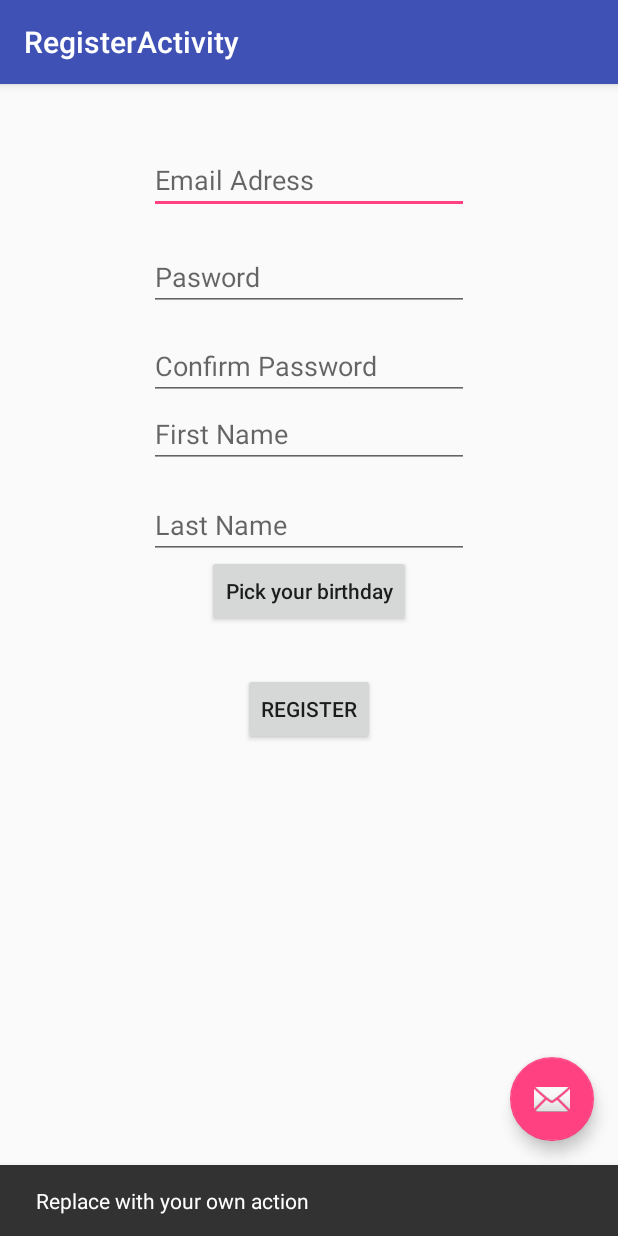
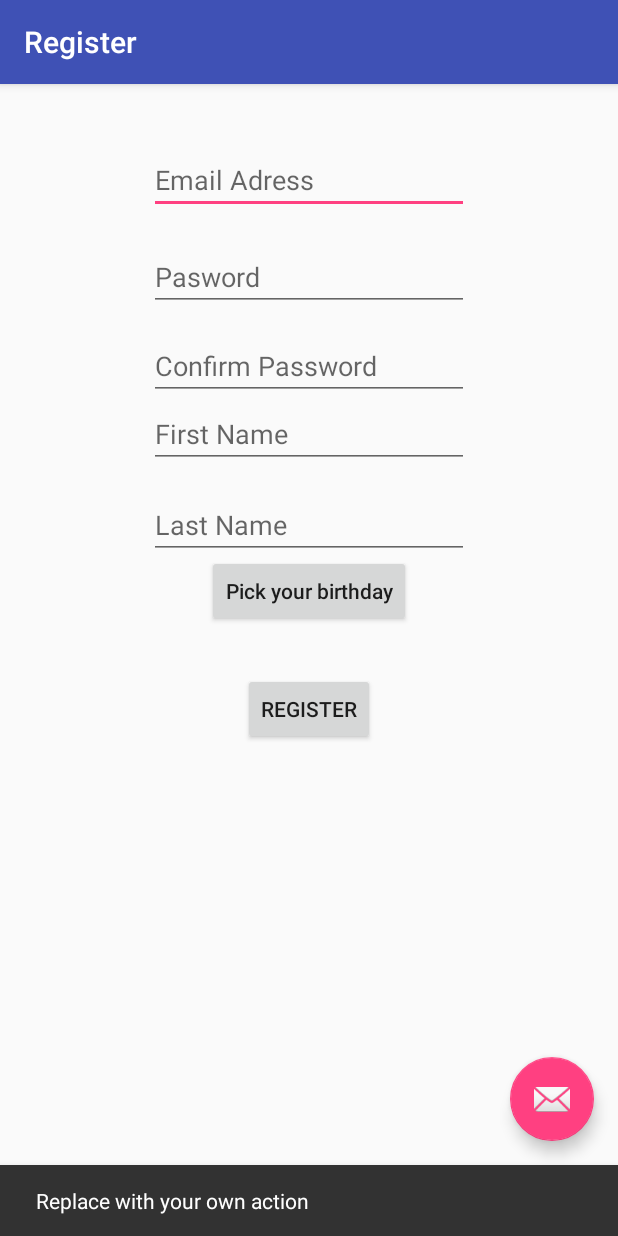
Before and after one commit to project-training-gp8/nouriture, an Android app: the RegisterActivity2 screen opened directly, with no data from a screen before it, after a tap on an icon or button, on a phone screen of 412 x 824 dp. Run offline under Robolectric (Android 15) with nearby library versions, the phone set to English and light mode, and no system bars.

Commit message:
Add another RegisterActivity to correct a bug i couldn't solve.

```diff
--- a/FoodHeaven/app/src/main/AndroidManifest.xml
+++ b/FoodHeaven/app/src/main/AndroidManifest.xml
@@ -24,12 +24,12 @@
         </activity>
         <activity android:name=".MainPage" />
         <activity
-            android:name=".RegisterActivity"
-            android:label="@string/title_activity_register"
+            android:name=".getBirthdayDate"
+            android:label="@string/title_activity_date_picker"
             android:theme="@style/AppTheme.NoActionBar" />
         <activity
-            android:name=".DatePicker"
-            android:label="@string/title_activity_date_picker"
+            android:name=".RegisterActivity2"
+            android:label="@string/title_activity_register2"
             android:theme="@style/AppTheme.NoActionBar"></activity>
     </application>
 
--- a/FoodHeaven/app/src/main/java/com/example/tchaokko/foodheaven/DatePickerFragment.java
+++ b/FoodHeaven/app/src/main/java/com/example/tchaokko/foodheaven/DatePickerFragment.java
@@ -35,6 +35,6 @@ public class DatePickerFragment extends DialogFragment implements DatePickerDial
         TextView tv1= (TextView) getActivity().findViewById(R.id.DateView);
         String[] MONTHS = {"Jan", "Feb", "Mar", "Apr", "May", "Jun", "Jul", "Aug", "Sep", "Oct", "Nov", "Dec"};
         tv1.setText("Year: "+ date.getYear()+" Month: "+ MONTHS[date.getMonth()]+" Day: "+ date.getDayOfMonth());
-        ((RegisterActivity)getActivity()).fillDateBirthday(date);
+        ((RegisterActivity2)getActivity()).fillDateBirthday(date);
     }
 }
--- a/FoodHeaven/app/src/main/java/com/example/tchaokko/foodheaven/LoginActivity.java
+++ b/FoodHeaven/app/src/main/java/com/example/tchaokko/foodheaven/LoginActivity.java
@@ -203,7 +203,7 @@ public class LoginActivity extends AppCompatActivity implements LoaderCallbacks<
     }
 
     public void launchRegister(View view) {
-        Intent myIntent = new Intent(LoginActivity.this, RegisterActivity.class);
+        Intent myIntent = new Intent(LoginActivity.this, RegisterActivity2.class);
         LoginActivity.this.startActivity(myIntent);
     }
 
--- a/FoodHeaven/app/src/main/java/com/example/tchaokko/foodheaven/RegisterActivity.java
+++ b/FoodHeaven/app/src/main/java/com/example/tchaokko/foodheaven/RegisterActivity2.java
@@ -10,25 +10,15 @@ import android.view.View;
 import android.widget.DatePicker;
 import android.widget.EditText;
 
-import java.util.Calendar;
-import java.util.Date;
+public class RegisterActivity2 extends AppCompatActivity {
 
-public class RegisterActivity extends AppCompatActivity {
-
-    EditText email = (EditText)findViewById(R.id.Email);
-    EditText password = (EditText)findViewById(R.id.Password);
-    EditText confirmPassword = (EditText)findViewById(R.id.confirmPassworrd);
-    EditText firstName = (EditText)findViewById(R.id.FistName);
-    EditText lastName = (EditText)findViewById(R.id.LastName);
     int year;
     int month;
     int day;
-
     @Override
     protected void onCreate(Bundle savedInstanceState) {
-
         super.onCreate(savedInstanceState);
-        setContentView(R.layout.activity_register);
+        setContentView(R.layout.activity_register2);
         Toolbar toolbar = (Toolbar) findViewById(R.id.toolbar);
         setSupportActionBar(toolbar);
 
@@ -38,9 +28,16 @@ public class RegisterActivity extends AppCompatActivity {
             public void onClick(View view) {
                 Snackbar.make(view, "Replace with your own action", Snackbar.LENGTH_LONG)
                         .setAction("Action", null).show();
+        EditText email = (EditText)findViewById(R.id.Email);
+        EditText password = (EditText)findViewById(R.id.Password);
+        EditText confirmPassword = (EditText)findViewById(R.id.confirmPassworrd);
+        EditText firstName = (EditText)findViewById(R.id.FistName);
+        EditText lastName = (EditText)findViewById(R.id.LastName);
+        int year;
+        int month;
+        int day;
             }
         });
-
     }
 
     public void fillDateBirthday(DatePicker date){
@@ -57,5 +54,4 @@ public class RegisterActivity extends AppCompatActivity {
     public void launchRegistration(View v) {
 
     }
-
 }
--- /dev/null
+++ b/FoodHeaven/app/src/main/java/com/example/tchaokko/foodheaven/httpConnexionManager.java
@@ -0,0 +1,8 @@
+package com.example.tchaokko.foodheaven;
+
+/**
+ * Created by Tchaokko on 04/01/2017.
+ */
+
+public class httpConnexionManager {
+}
--- a/FoodHeaven/app/src/main/res/layout/activity_register.xml
+++ b/FoodHeaven/app/src/main/res/layout/activity_register2.xml
@@ -5,7 +5,7 @@
     android:layout_width="match_parent"
     android:layout_height="match_parent"
     android:fitsSystemWindows="true"
-    tools:context="com.example.tchaokko.foodheaven.RegisterActivity">
+    tools:context="com.example.tchaokko.foodheaven.RegisterActivity2">
 
     <android.support.design.widget.AppBarLayout
         android:layout_width="match_parent"
@@ -21,7 +21,7 @@
 
     </android.support.design.widget.AppBarLayout>
 
-    <include layout="@layout/content_register" />
+    <include layout="@layout/content_register2" />
 
     <android.support.design.widget.FloatingActionButton
         android:id="@+id/fab"
--- a/FoodHeaven/app/src/main/res/layout/content_register.xml
+++ b/FoodHeaven/app/src/main/res/layout/content_register2.xml
@@ -2,7 +2,7 @@
 <RelativeLayout xmlns:android="http://schemas.android.com/apk/res/android"
     xmlns:app="http://schemas.android.com/apk/res-auto"
     xmlns:tools="http://schemas.android.com/tools"
-    android:id="@+id/content_register"
+    android:id="@+id/content_register2"
     android:layout_width="match_parent"
     android:layout_height="match_parent"
     android:paddingBottom="@dimen/activity_vertical_margin"
@@ -10,9 +10,8 @@
     android:paddingRight="@dimen/activity_horizontal_margin"
     android:paddingTop="@dimen/activity_vertical_margin"
     app:layout_behavior="@string/appbar_scrolling_view_behavior"
-    tools:context="com.example.tchaokko.foodheaven.RegisterActivity"
-    tools:showIn="@layout/activity_register">
-
+    tools:context="com.example.tchaokko.foodheaven.RegisterActivity2"
+    tools:showIn="@layout/activity_register2">
     <EditText
         android:layout_width="wrap_content"
         android:layout_height="wrap_content"
--- a/FoodHeaven/app/src/main/res/values/strings.xml
+++ b/FoodHeaven/app/src/main/res/values/strings.xml
@@ -16,4 +16,6 @@
     <string name="title_activity_register">RegisterActivity</string>
     <string name="title_activity_date_picker">DatePicker</string>
     <string name="action_settings">Settings</string>
+    <string name="title_activity_test_avtivity">testAvtivity</string>
+    <string name="title_activity_register2">Register</string>
 </resources>
```
